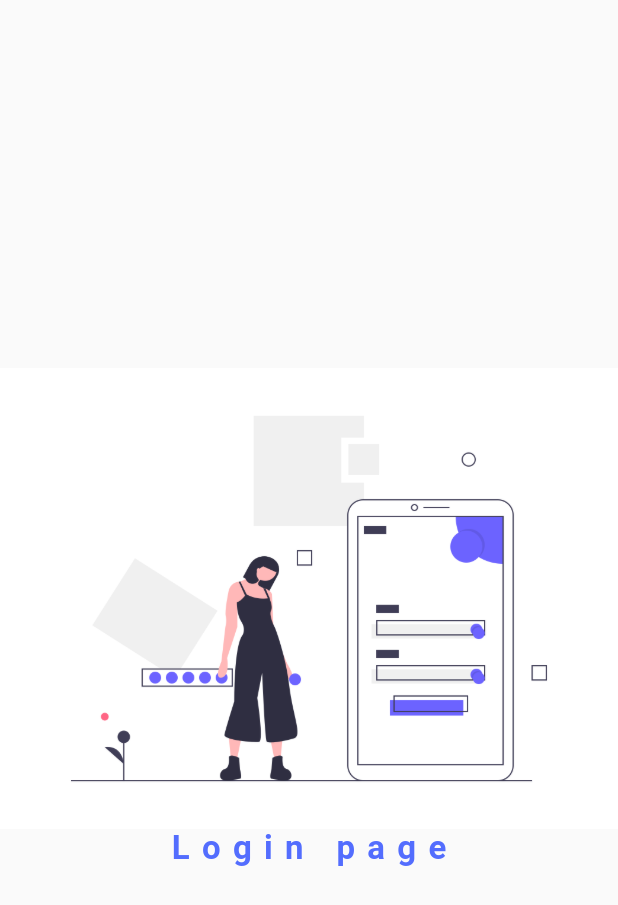
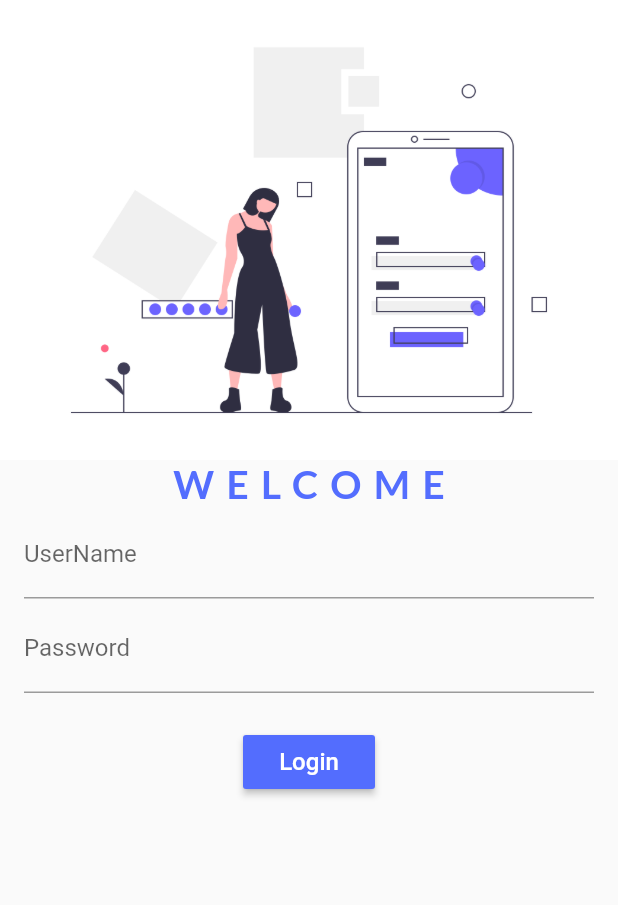
Before and after one commit to developergaurav77/practiceflutter, a Flutter app: the screen it shows after launch, on a phone screen of 412 x 824 dp. Shown: the top 905 px of the screen. Run offline on Flutter 3.47's test engine with Material 2 defaults, Android fonts, the phone set to English and light mode, and no system bars; our stand-ins replace google_fonts; Roboto replaces fonts that are missing (Peralta).

Commit message:
day4 completed

```diff
--- a/lib/pages/login_page.dart
+++ b/lib/pages/login_page.dart
@@ -6,7 +6,6 @@ class LoginPage extends StatelessWidget {
   Widget build(BuildContext context) {
     return Scaffold(
         body: Column(
-      mainAxisAlignment: MainAxisAlignment.center,
       children: [
         Image.asset(
           'assets/images/login.png',
@@ -14,15 +13,43 @@ class LoginPage extends StatelessWidget {
         ),
         Center(
           child: Text(
-            "Login page",
-            style: GoogleFonts.peralta(
+            "WELCOME",
+            style: GoogleFonts.lato(
               color: Colors.indigoAccent,
               fontWeight: FontWeight.bold,
-              fontSize: 22,
+              fontSize: 26,
               letterSpacing: 8.2,
             ),
           ),
         ),
+        Padding(
+          padding: const EdgeInsets.symmetric(vertical: 2.0, horizontal: 16.0),
+          child: TextFormField(
+            decoration: InputDecoration(
+              labelText: "UserName",
+            ),
+          ),
+        ),
+        Padding(
+          padding: const EdgeInsets.symmetric(vertical: 2.0, horizontal: 16.0),
+          child: TextFormField(
+            obscureText: true,
+            decoration: InputDecoration(
+              labelText: "Password",
+            ),
+          ),
+        ),
+        SizedBox(
+          height: 20.0,
+        ),
+        RaisedButton(
+          onPressed: () {},
+          child: Text(
+            "Login",
+            style: TextStyle(color: Colors.white, fontSize: 16.0),
+          ),
+          color: Colors.indigoAccent,
+        )
       ],
     ));
   }
```
